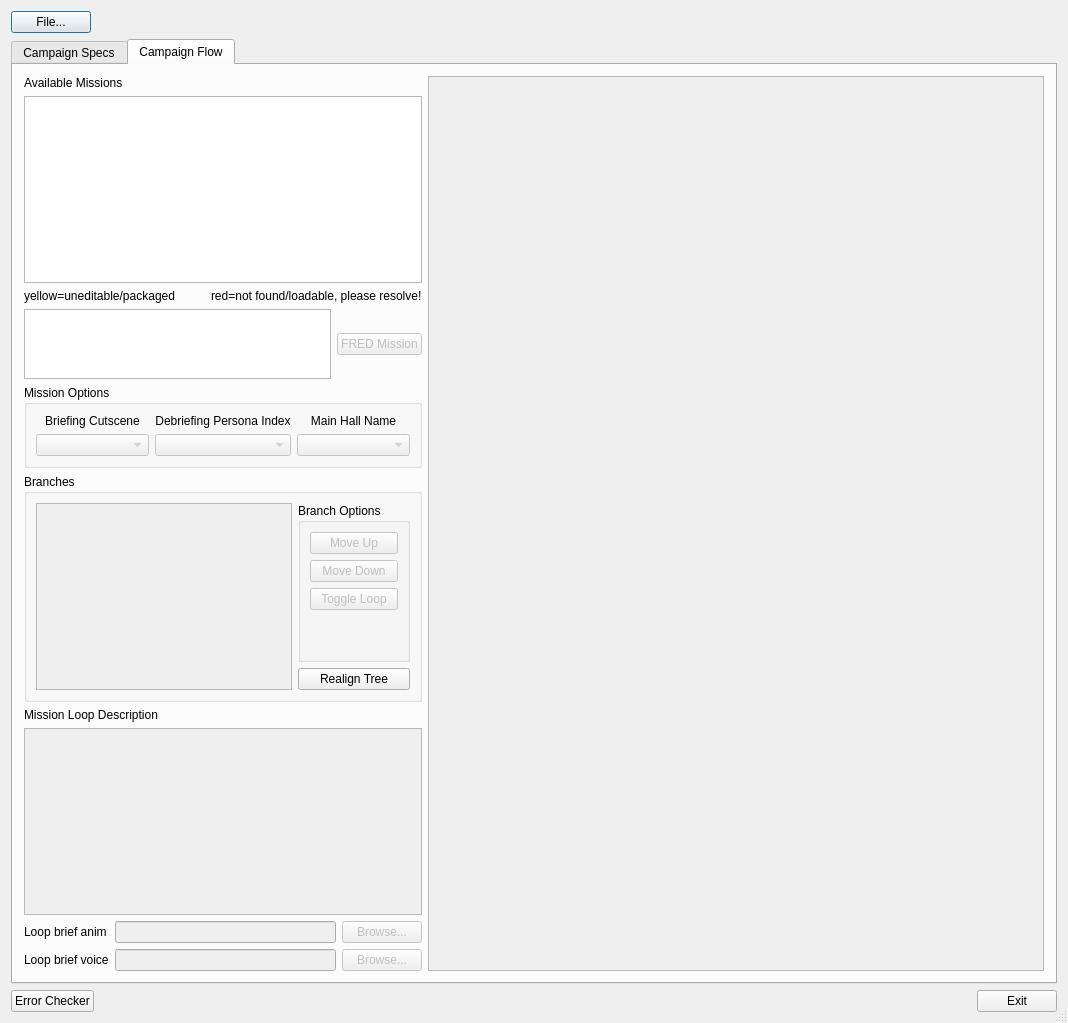
Qt form qtfred/ui/CampaignEditorDialog.ui (scp-fs2open/fs2open.github.com) before a commit.
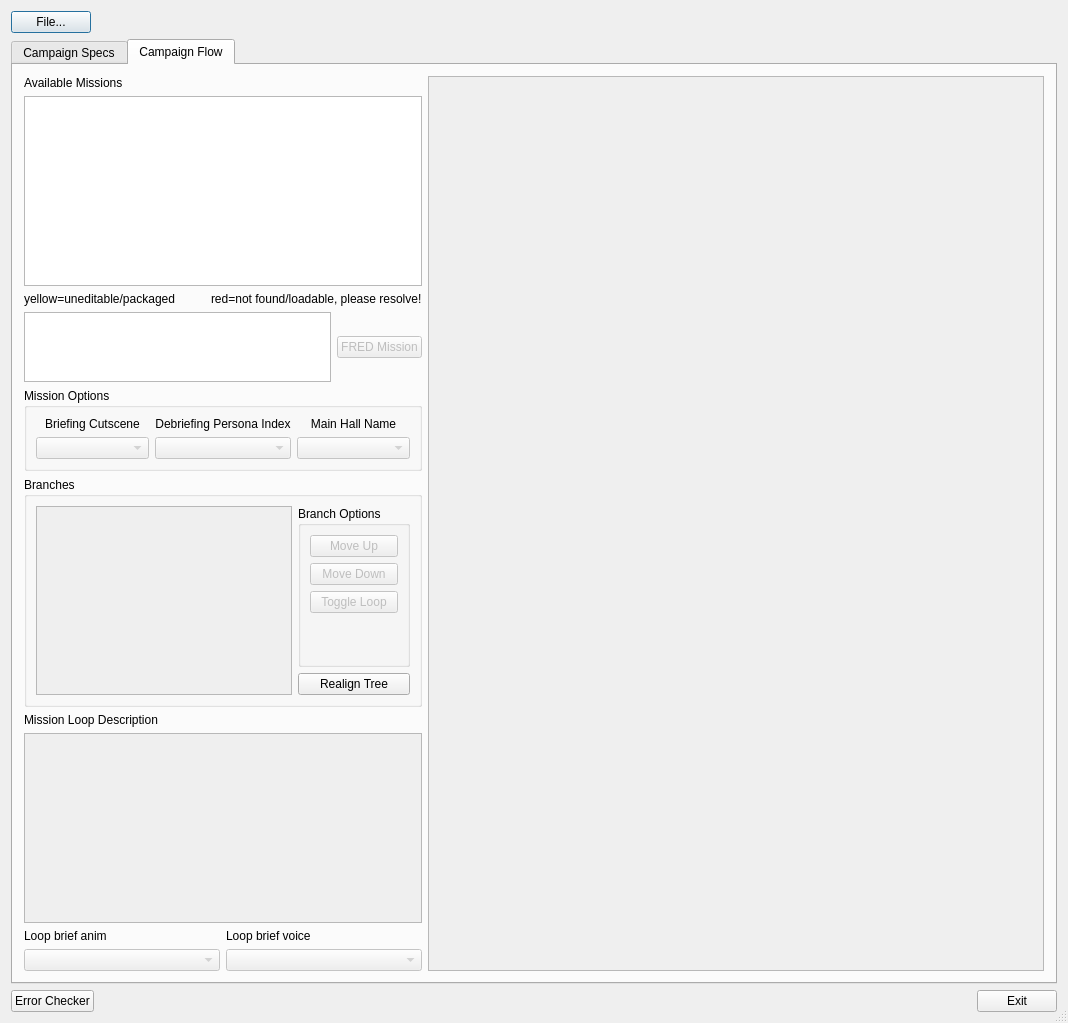
The same form after that commit. The open tabs and pages were chosen to show the change. Custom widgets are drawn as their Qt base class.

Commit message:
Comboboxes for loop brief & anim
also cmbBox cleanup

Diff of the .ui file:
```diff
--- a/qtfred/ui/CampaignEditorDialog.ui
+++ b/qtfred/ui/CampaignEditorDialog.ui
@@ -420,20 +420,6 @@
          </item>
          <item>
           <layout class="QGridLayout" name="loopBrief">
-           <item row="2" column="1">
-            <widget class="QLineEdit" name="txtLoopVoice">
-             <property name="enabled">
-              <bool>false</bool>
-             </property>
-            </widget>
-           </item>
-           <item row="0" column="1">
-            <widget class="QLineEdit" name="txtLoopAnim">
-             <property name="enabled">
-              <bool>false</bool>
-             </property>
-            </widget>
-           </item>
            <item row="0" column="0">
             <widget class="QLabel" name="lblLoopAnim">
              <property name="text">
@@ -441,30 +427,24 @@
              </property>
             </widget>
            </item>
-           <item row="2" column="0">
+           <item row="2" column="1">
+            <widget class="QComboBox" name="cmbLoopVoice">
+             <property name="enabled">
+              <bool>false</bool>
+             </property>
+            </widget>
+           </item>
+           <item row="0" column="1">
             <widget class="QLabel" name="lblLoopVoice">
              <property name="text">
               <string>Loop brief voice</string>
              </property>
             </widget>
            </item>
-           <item row="0" column="2">
-            <widget class="QPushButton" name="btnBrLoopAnim">
+           <item row="2" column="0">
+            <widget class="QComboBox" name="cmbLoopAnim">
              <property name="enabled">
               <bool>false</bool>
-             </property>
-             <property name="text">
-              <string>Browse...</string>
-             </property>
-            </widget>
-           </item>
-           <item row="2" column="2">
-            <widget class="QPushButton" name="btnBrLoopVoice">
-             <property name="enabled">
-              <bool>false</bool>
-             </property>
-             <property name="text">
-              <string>Browse...</string>
              </property>
             </widget>
            </item>
```
Left out of the diff: 4 changed lines with no effect on the pictures. The commit also changes 4 other files.
